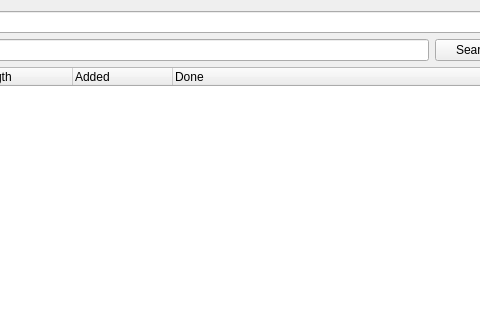
pfedick/winmusik, file trunk/forms/searchlistdialog.ui: the form before one commit; both pictures show x 339 to 819 and y 0 to 320 of the 951 by 625 pixel window.
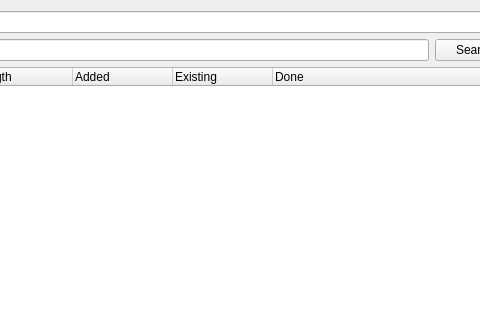
The form after the commit. Icons and pictures are not drawn.

Commit message: Spalte "Vorhanden" in Suchliste hinzugefügt

The edit to the form file:
```diff
--- a/trunk/forms/searchlistdialog.ui
+++ b/trunk/forms/searchlistdialog.ui
@@ -161,6 +161,11 @@
            <string>Added</string>
           </property>
          </column>
+         <column>
+          <property name="text">
+           <string>Existing</string>
+          </property>
+         </column>
          <column>
           <property name="text">
            <string>Done</string>
```
Left out of the diff: 2 changed lines with no effect on the pictures. The commit also changes 1 other file.
